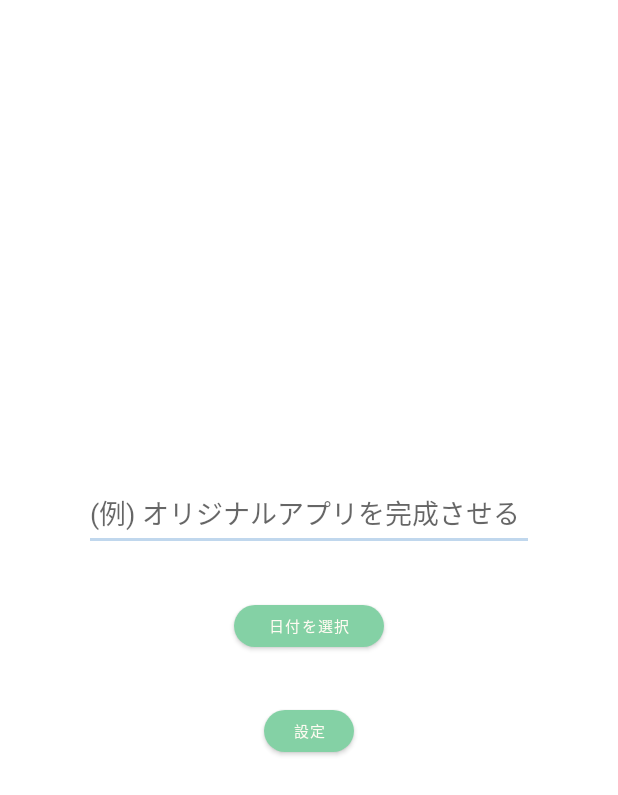
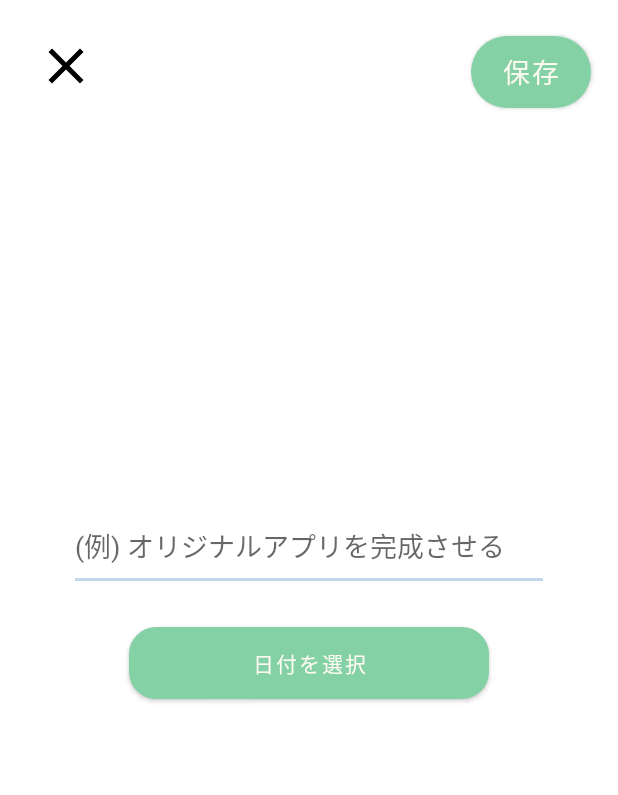
Before and after one commit to ri0103/DevGoal, an Android app: the SettingActivity screen opened directly, with no data from a screen before it, on a phone screen of 412 x 824 dp. Shown: the top 795 px of the screen. Run offline under Robolectric (Android 15) with nearby library versions, the phone set to English and light mode, and no system bars; our stand-ins replace Room's generated code.

Commit message:
setting_activity_change_0712

```diff
--- /dev/null
+++ b/app/src/main/res/drawable/ic_baseline_close_24.xml
@@ -0,0 +1,5 @@
+<vector android:height="24dp" android:tint="#000000"
+    android:viewportHeight="24" android:viewportWidth="24"
+    android:width="24dp" xmlns:android="http://schemas.android.com/apk/res/android">
+    <path android:fillColor="@android:color/white" android:pathData="M19,6.41L17.59,5 12,10.59 6.41,5 5,6.41 10.59,12 5,17.59 6.41,19 12,13.41 17.59,19 19,17.59 13.41,12z"/>
+</vector>
--- a/app/src/main/res/layout/activity_setting.xml
+++ b/app/src/main/res/layout/activity_setting.xml
@@ -5,6 +5,27 @@
     android:layout_width="match_parent"
     android:layout_height="match_parent"
     tools:context=".activities.SettingActivity">
+
+
+    <Button
+        android:id="@+id/goalSetButton"
+        android:layout_width="80sp"
+        android:layout_height="60sp"
+        android:text="保存"
+        app:cornerRadius="30sp"
+        android:layout_margin="18sp"
+        app:layout_constraintTop_toTopOf="parent"
+        app:layout_constraintRight_toRightOf="parent"
+        android:textSize="18sp" />
+
+    <ImageButton
+        android:id="@+id/closeSettingButton"
+        app:layout_constraintTop_toTopOf="parent"
+        app:layout_constraintLeft_toLeftOf="parent"
+        android:layout_width="40sp"
+        android:layout_height="40sp"
+        android:background="@drawable/ic_baseline_close_24"
+        android:layout_margin="24sp"/>
 
     <LinearLayout
         android:id="@+id/goalSetBox"
@@ -18,31 +39,23 @@
         android:orientation="vertical">
         <EditText
             android:id="@+id/goalEditText"
-            android:layout_width="300sp"
-            android:layout_height="50sp"
+            android:layout_width="320sp"
+            android:layout_height="60sp"
             android:hint="(例) オリジナルアプリを完成させる"
             />
 
         <Button
             android:id="@+id/selectDueDateButton"
-            android:layout_width="100sp"
-            android:layout_height="40sp"
+            android:layout_width="240sp"
+            android:layout_height="60sp"
             android:text="日付を選択"
-            app:cornerRadius="30sp"
+            app:cornerRadius="18sp"
             app:layout_constraintRight_toRightOf="parent"
             app:layout_constraintLeft_toLeftOf="parent"
-            android:layout_margin="30sp"
-            android:textSize="10sp" />
+            android:layout_margin="18sp"
+            android:textSize="14sp" />
 
-        <Button
-            android:id="@+id/goalSetButton"
-            android:layout_width="60sp"
-            android:layout_height="40sp"
-            android:text="設定"
-            app:cornerRadius="30sp"
-            app:layout_constraintRight_toRightOf="parent"
-            app:layout_constraintLeft_toLeftOf="parent"
-            android:textSize="10sp" />
+
     </LinearLayout>
 
 
```
Also changed, not shown: app/src/main/java/app/ishizaki/ryu/devgoal/activities/SettingActivity.kt (+6 -1 lines), app/src/main/java/app/ishizaki/ryu/devgoal/fragments/HomeFragment.kt (+19 -0 lines), app/src/main/res/values/themes.xml (+15 -0 lines).
